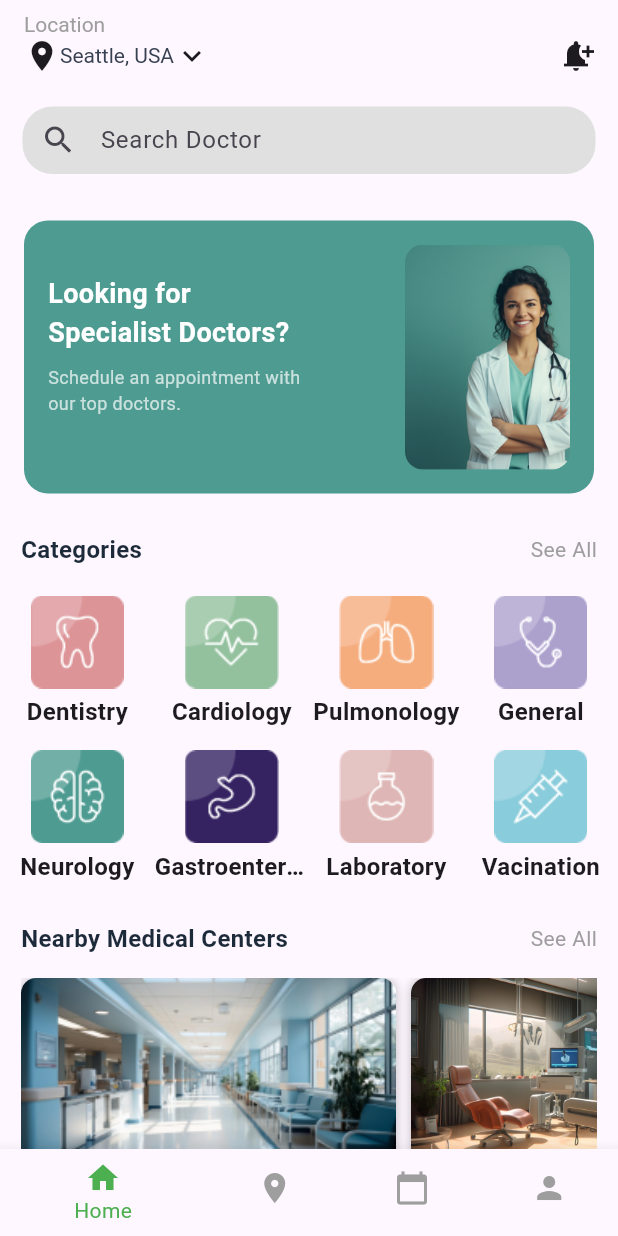
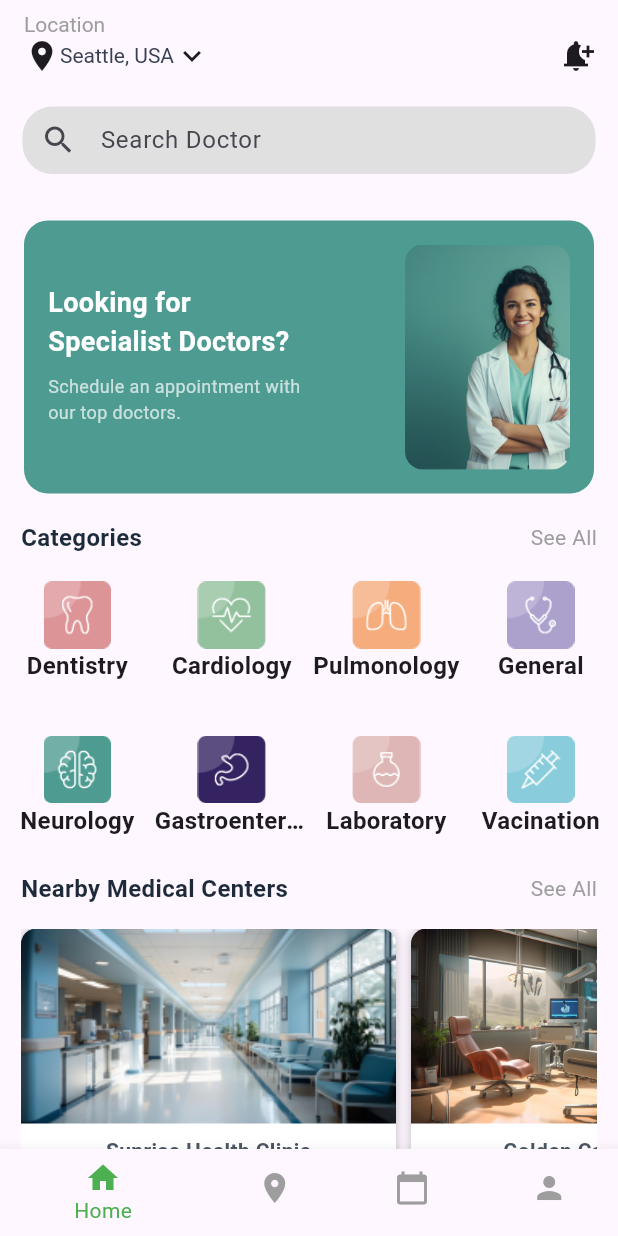
Before and after one commit to Yeee12/book_your_doctor, a Flutter app: the Homepage screen opened directly, on a phone screen of 412 x 824 dp. Run offline on Flutter 3.47's test engine with Material 3 defaults, Android fonts, the light colour scheme and no system bars; our stand-ins replace firebase_auth, firebase_core; accounts and stored records are empty.

Commit message:
profile and homepage fixed

```diff
--- a/lib/helpers/categories_card.dart
+++ b/lib/helpers/categories_card.dart
@@ -18,7 +18,7 @@ class CategoriesCard extends StatelessWidget {
         children: [
           Image.asset(
             imagePath, // Use the image path
-            height: 70,
+            height: 45,
           ),
           Text(
             title, // Use the title text
--- a/lib/home/homepage.dart
+++ b/lib/home/homepage.dart
@@ -84,7 +84,7 @@ class _HomepageState extends State<Homepage> {
                             color: Colors.white70,
                           ),
                         ),
-                        const SizedBox(height: 16.0),
+                        const SizedBox(height: 4.0),
                       ],
                     ),
                   ),
@@ -100,7 +100,7 @@ class _HomepageState extends State<Homepage> {
                 ],
               ),
             ),
-            SizedBox(height: 10),
+            SizedBox(height: 2),
             Padding(
               padding: const EdgeInsets.only(left: 14.0, right: 14),
               child: Row(
@@ -131,7 +131,6 @@ class _HomepageState extends State<Homepage> {
                 ],
               ),
             ),
-            SizedBox(height: 10,),
             GridView.count(
               crossAxisCount: 4,
               shrinkWrap: true,
@@ -155,7 +154,7 @@ class _HomepageState extends State<Homepage> {
                     title: "Vacination"),
               ],
             ),
-            SizedBox(height: 20),
+            SizedBox(height: 5),
             Padding(
               padding: const EdgeInsets.only(left: 14.0, right: 14),
               child: Row(
```
Also changed, not shown: lib/screen/profile.dart (+44 -41 lines).
